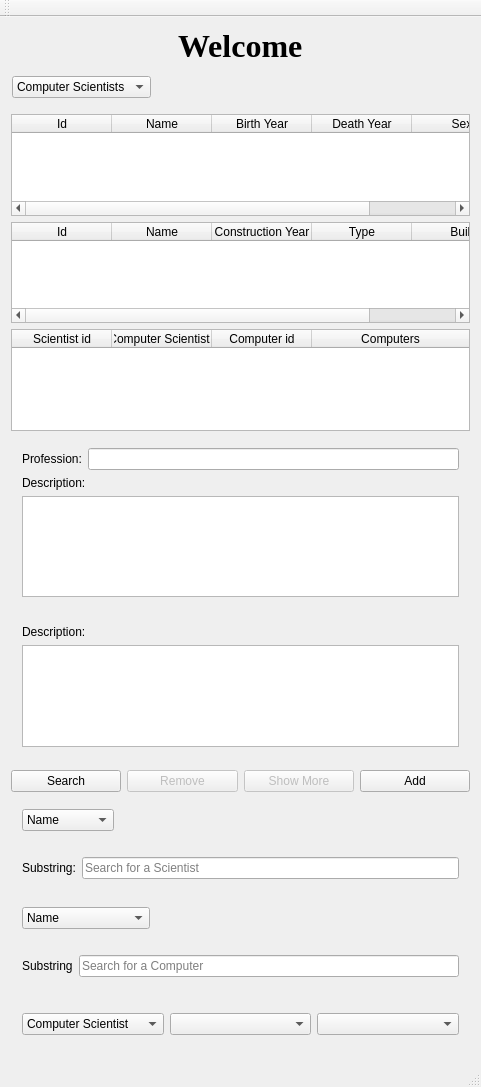
Qt form mainwindow.ui (HKH515/VLN56) before a commit.
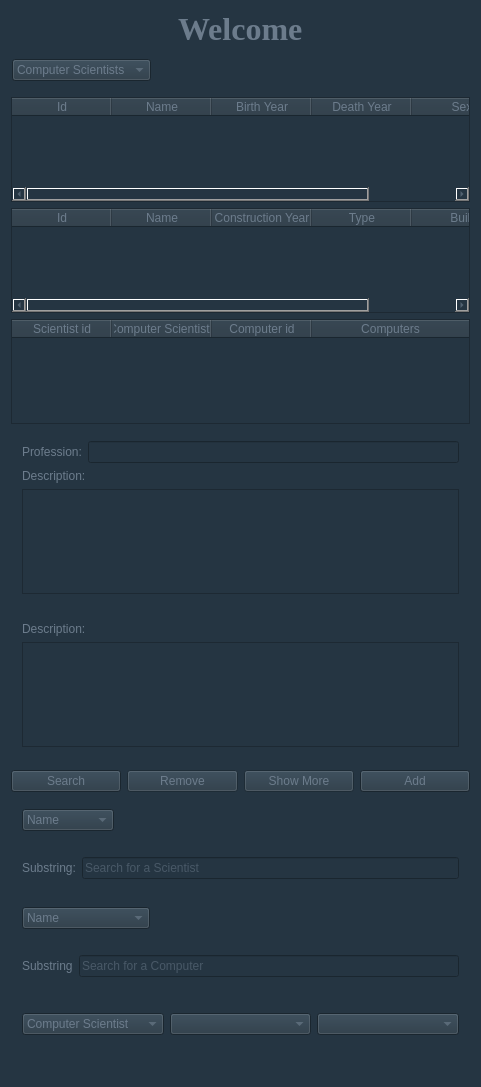
The same form after that commit. Icons and pictures are not drawn.

What changed in the file:
```diff
--- a/mainwindow.ui
+++ b/mainwindow.ui
@@ -20,6 +20,10 @@
    <iconset resource="resources.qrc">
     <normaloff>:/icons/images/Alan-Turing.png</normaloff>:/icons/images/Alan-Turing.png</iconset>
   </property>
+  <property name="styleSheet">
+   <string notr="true">background-color: #253542;
+color: #6c7c8c;</string>
+  </property>
   <widget class="QWidget" name="centralWidget">
    <layout class="QVBoxLayout" name="verticalLayout">
     <item>
@@ -435,14 +439,6 @@
     </rect>
    </property>
   </widget>
-  <widget class="QToolBar" name="mainToolBar">
-   <attribute name="toolBarArea">
-    <enum>TopToolBarArea</enum>
-   </attribute>
-   <attribute name="toolBarBreak">
-    <bool>false</bool>
-   </attribute>
-  </widget>
   <widget class="QStatusBar" name="statusBar"/>
  </widget>
  <layoutdefault spacing="6" margin="11"/>
```
Left out of the diff: 2 changed lines with no effect on the pictures.
